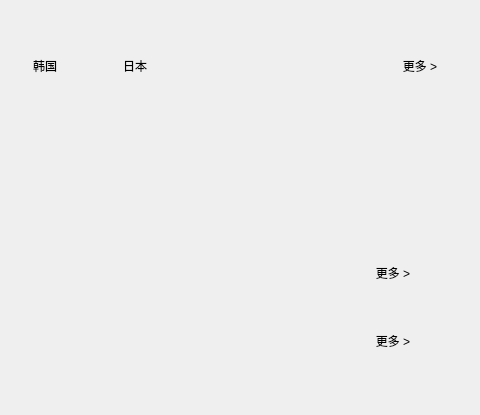
The window that KuGouClient/MusicRepository/MusicRepository.ui (a-mo-xi-wei/Qt-KuGouAppClient) describes before a commit, drawn with Qt 5; both pictures show x 311 to 791 and y 176 to 591 of the 791 by 591 pixel window.
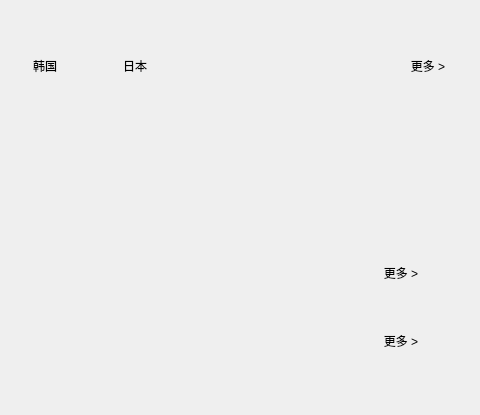
The same window after the commit. Custom widgets are drawn as their Qt base class.

Commit message: 调整间距

Diff of the .ui file:
```diff
--- a/KuGouClient/MusicRepository/MusicRepository.ui
+++ b/KuGouClient/MusicRepository/MusicRepository.ui
@@ -23,6 +23,9 @@
    <string>MusicRepository</string>
   </property>
   <layout class="QVBoxLayout" name="verticalLayout_4">
+   <property name="rightMargin">
+    <number>3</number>
+   </property>
    <item>
     <widget class="MyScrollArea" name="scrollArea">
      <property name="frameShape">
@@ -39,7 +42,7 @@
        <rect>
         <x>0</x>
         <y>0</y>
-        <width>773</width>
+        <width>779</width>
         <height>573</height>
        </rect>
       </property>
```
